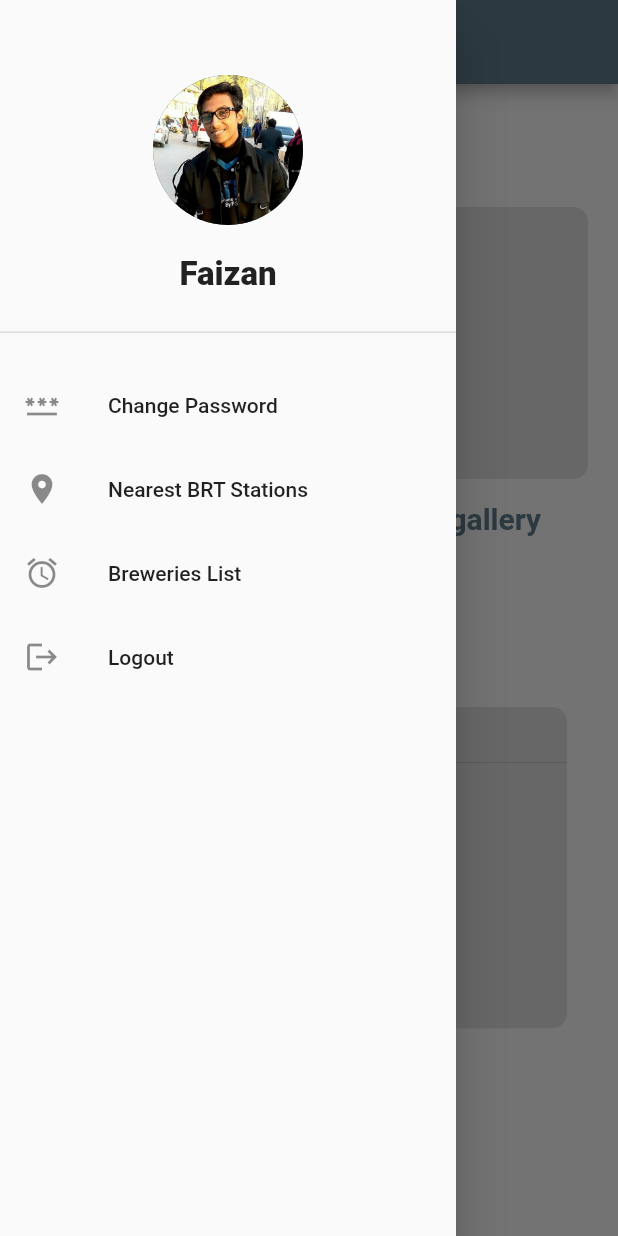
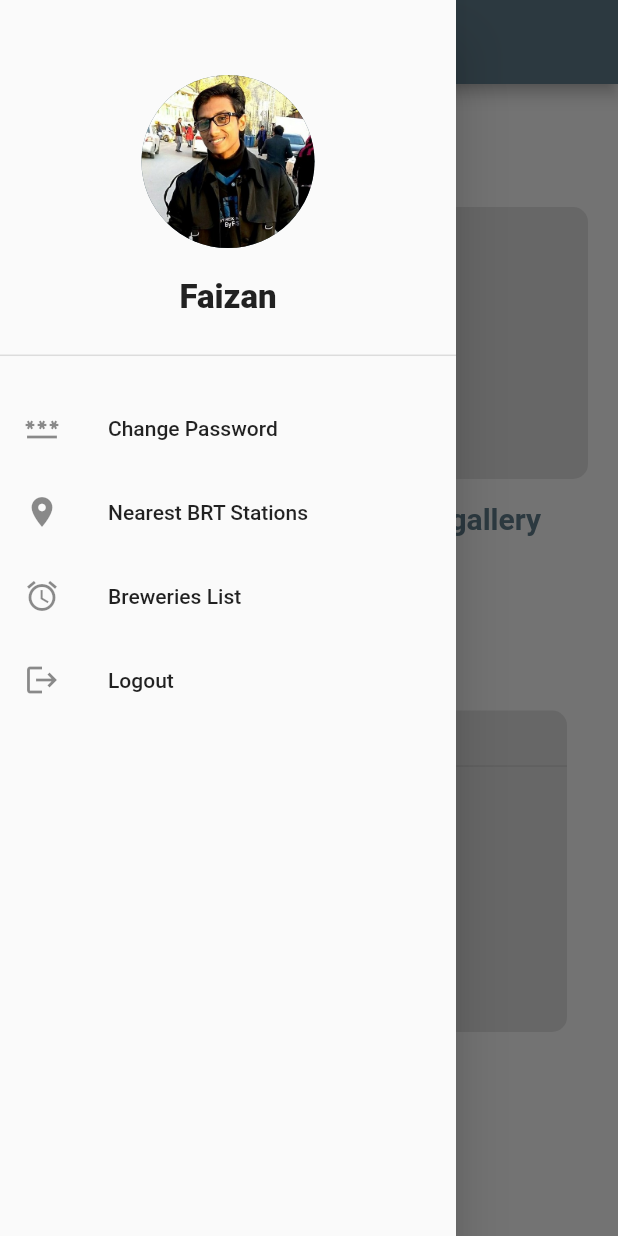
Before and after one commit to faizanhub/Optical-Character-Recognizer, a Flutter app: the HomeScreen screen opened by its route, with the side drawer open, on a phone screen of 412 x 824 dp. Run offline on Flutter 3.47's test engine with Material 2 defaults, Android fonts, the phone set to English and light mode, and no system bars; our stand-ins replace firebase_auth, firebase_core, geolocator, get, google_maps_flutter, image_picker; missing offline and left inert: google_mlkit_text_recognition, ndialog; accounts and stored records are empty.

Commit message:
minor fixes

```diff
--- a/lib/core/services/location.dart
+++ b/lib/core/services/location.dart
@@ -4,7 +4,7 @@ class Location {
   ///Get Current Location
   Future<Position> getCurrentLocation() async {
     try {
-      // await Geolocator.requestPermission();
+      await Geolocator.requestPermission();
 
       Position position = await Geolocator.getCurrentPosition(
           desiredAccuracy: LocationAccuracy.medium);
--- a/lib/main.dart
+++ b/lib/main.dart
@@ -4,10 +4,7 @@ import 'package:flutter/material.dart';
 import 'package:get/get.dart';
 import 'package:optical_character_recognizer/firebase_options.dart';
 import 'package:optical_character_recognizer/routes.dart';
-import 'package:optical_character_recognizer/ui/screens/auth/change_password_screen.dart';
-import 'package:optical_character_recognizer/ui/screens/auth/forgot_password_screen.dart';
 import 'package:optical_character_recognizer/ui/screens/auth/login_screen.dart';
-import 'package:optical_character_recognizer/ui/screens/auth/sign_up_screen.dart';
 import 'package:optical_character_recognizer/ui/screens/home/home_screen.dart';
 
 void main() async {
@@ -27,6 +24,7 @@ class MyApp extends StatelessWidget {
     final firebaseAuth = FirebaseAuth.instance;
     return GetMaterialApp(
       title: 'Character Recognizer',
+      debugShowCheckedModeBanner: false,
       theme: ThemeData(
         primarySwatch: Colors.blueGrey,
       ),
--- a/lib/ui/screens/auth/forgot_password_screen.dart
+++ b/lib/ui/screens/auth/forgot_password_screen.dart
@@ -52,7 +52,8 @@ class _ForgotPasswordScreenState extends State<ForgotPasswordScreen> {
   Widget build(BuildContext context) {
     return SafeArea(
       child: Scaffold(
-        body: Padding(
+        body: SingleChildScrollView(
+          child: Padding(
             padding: const EdgeInsets.all(20.0),
             child: Form(
               key: _formKey,
@@ -108,6 +109,7 @@ class _ForgotPasswordScreenState extends State<ForgotPasswordScreen> {
             ),
           ),
         ),
+      ),
     );
   }
 }
--- a/lib/ui/screens/google_map/map_screen.dart
+++ b/lib/ui/screens/google_map/map_screen.dart
@@ -22,6 +22,7 @@ class _MapScreenState extends State<MapScreen> {
   );
 
   getCurrentLocation() async {
+    try {
       Position pos = await Location().getCurrentLocation();
 
       final GoogleMapController mapController = await _controller.future;
@@ -34,6 +35,9 @@ class _MapScreenState extends State<MapScreen> {
           ),
         ),
       );
+    } catch (e) {
+      debugPrint(e.toString());
+    }
   }
 
   @override
--- a/lib/ui/screens/home/home_screen.dart
+++ b/lib/ui/screens/home/home_screen.dart
@@ -18,6 +18,9 @@ class HomeScreen extends StatelessWidget {
   @override
   Widget build(BuildContext context) {
     final HomeController homeController = Get.put(HomeController());
+
+    final height = MediaQuery.of(context).size.height;
+    final width = MediaQuery.of(context).size.width;
 
     showCustomDialog() {
       showDialog(
@@ -72,8 +75,8 @@ class HomeScreen extends StatelessWidget {
                   const SizedBox(height: 10),
                   Center(
                     child: Container(
-                      height: MediaQuery.of(context).size.height * .22,
-                      width: MediaQuery.of(context).size.width * 1,
+                      height: height * .22,
+                      width: width * 1,
                       child: homeController.image.value != null
                           ? ClipRRect(
                               child: Image.file(
@@ -132,8 +135,8 @@ class HomeScreen extends StatelessWidget {
                   Padding(
                     padding: const EdgeInsets.all(14.0),
                     child: Container(
-                      height: MediaQuery.of(context).size.height * .26,
-                      width: MediaQuery.of(context).size.width * 1,
+                      height: height * .26,
+                      width: width * 1,
                       decoration: BoxDecoration(
                         color: Colors.grey.shade300,
                         borderRadius: BorderRadius.circular(10),
--- a/lib/ui/widgets/custom_drawer.dart
+++ b/lib/ui/widgets/custom_drawer.dart
@@ -4,7 +4,6 @@ import 'package:optical_character_recognizer/ui/screens/auth/change_password_scr
 import 'package:optical_character_recognizer/ui/screens/auth/login_screen.dart';
 import 'package:optical_character_recognizer/ui/screens/breweries/breweries_list_screen.dart';
 import 'package:optical_character_recognizer/ui/screens/google_map/map_screen.dart';
-import 'package:optical_character_recognizer/ui/screens/home/home_screen.dart';
 
 class CustomDrawer extends StatelessWidget {
   const CustomDrawer({Key? key}) : super(key: key);
@@ -18,17 +17,18 @@ class CustomDrawer extends StatelessWidget {
           child: Column(
             mainAxisAlignment: MainAxisAlignment.center,
             crossAxisAlignment: CrossAxisAlignment.center,
-            children: const [
+            children: [
               CircleAvatar(
-                radius: 50.0,
-                backgroundImage: AssetImage(
+                // radius: 50.0,
+                radius: MediaQuery.of(context).size.height * .07,
+                backgroundImage: const AssetImage(
                   'assets/images/faizan_image.jpg',
                 ),
               ),
-              SizedBox(
+              const SizedBox(
                 height: 20.0,
               ),
-              Text(
+              const Text(
                 "Faizan",
                 style: TextStyle(
                   fontSize: 22.0,
@@ -36,10 +36,10 @@ class CustomDrawer extends StatelessWidget {
                   // color: Colors.white,
                 ),
               ),
-              SizedBox(
+              const SizedBox(
                 height: 25.0,
               ),
-              Divider(
+              const Divider(
                 height: 1.0,
                 thickness: 1.0,
               )
--- a/lib/ui/widgets/custom_row.dart
+++ b/lib/ui/widgets/custom_row.dart
@@ -26,8 +26,8 @@ class CustomRow extends StatelessWidget {
             GestureDetector(
               onTap: onPress,
               child: Container(
-                height: 40,
-                width: 120,
+                height: MediaQuery.of(context).size.height * .05,
+                width: MediaQuery.of(context).size.width * .28,
                 decoration: BoxDecoration(
                   color: color,
                 ),
--- a/lib/ui/widgets/custom_textfield.dart
+++ b/lib/ui/widgets/custom_textfield.dart
@@ -12,6 +12,8 @@ class CustomTextField extends StatelessWidget {
   final int? maxLines;
   final bool readOnly;
   final bool? enabled;
+  final IconData? suffixIcon;
+  final VoidCallback? onSuffixIconTap;
 
   CustomTextField({
     this.controller,
@@ -25,6 +27,8 @@ class CustomTextField extends StatelessWidget {
     this.maxLines,
     this.readOnly = false,
     this.enabled,
+    this.suffixIcon,
+    this.onSuffixIconTap,
   });
 
   @override
@@ -42,6 +46,8 @@ class CustomTextField extends StatelessWidget {
         maxLines: maxLines,
         decoration: InputDecoration(
           labelText: labelText,
+          suffixIcon:
+              GestureDetector(onTap: onSuffixIconTap, child: Icon(suffixIcon)),
           hintText: hintText,
           // border: OutlineInputBorder(
           //   borderRadius: BorderRadius.circular(15),
```
Also changed, not shown: lib/core/controllers/login_controller.dart (added, +9 -0 lines), lib/ui/screens/auth/change_password_screen.dart (+6 -24 lines), lib/ui/screens/auth/login_screen.dart (+27 -10 lines). Lines whose indentation alone changed are shown as unchanged.
